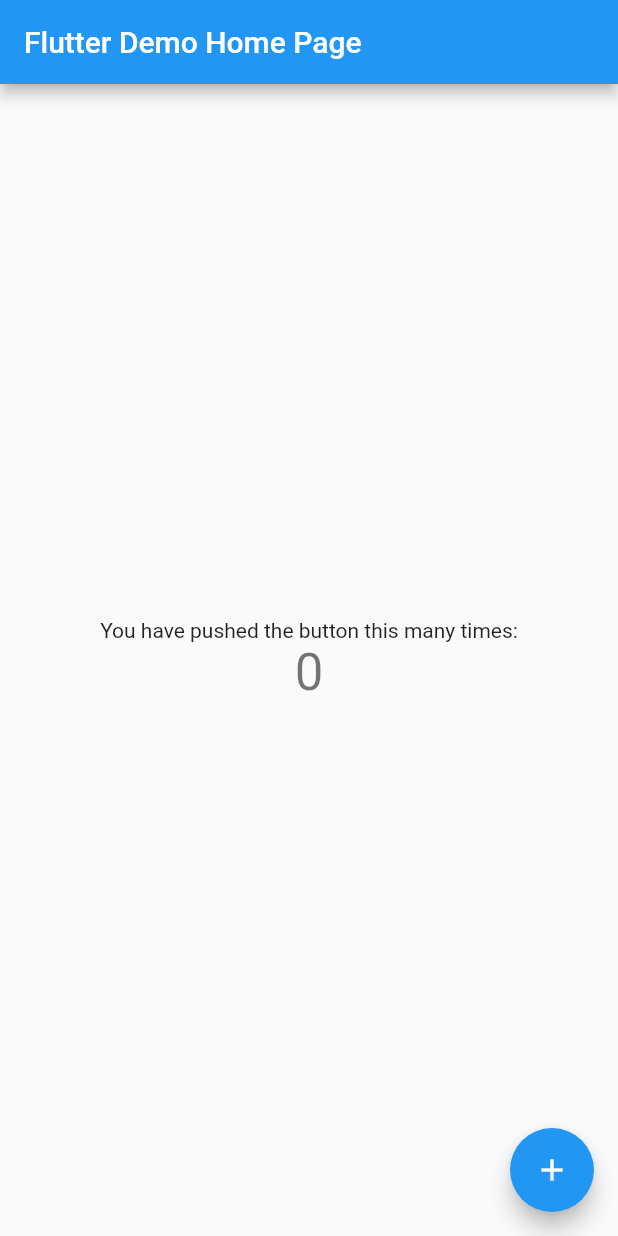
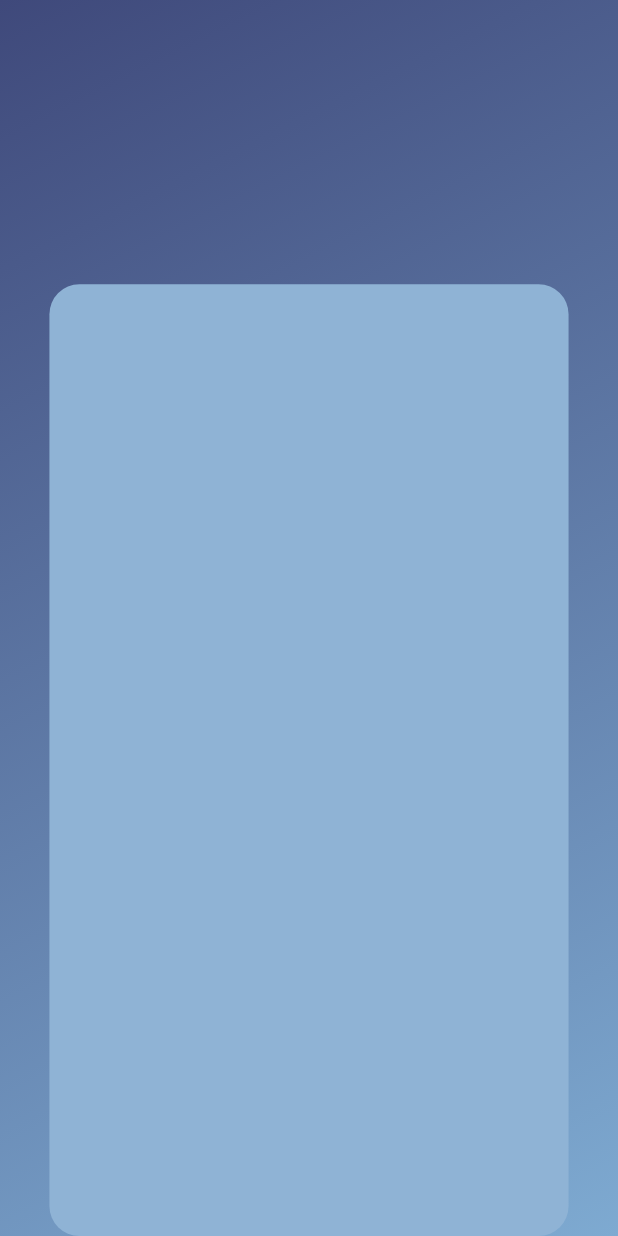
Before and after one commit to kyych/multi_learn, a Flutter app: the screen it shows after launch, on a phone screen of 412 x 824 dp. Run offline on Flutter 3.47's test engine with Material 2 defaults, Android fonts, the phone set to English and light mode, and no system bars; our stand-ins replace hexcolor.

Commit message:
Added basic skeleton of dashboard view. Background and container for 'Near people' added.

```diff
--- a/lib/main.dart
+++ b/lib/main.dart
@@ -1,117 +1,19 @@
 import 'package:flutter/material.dart';
+import 'package:flutter/services.dart';
+import 'package:multi_learn/screens/dashboard.dart';
 
-void main() {
-  runApp(MyApp());
-}
+void main() => runApp(MyApp());
 
 class MyApp extends StatelessWidget {
-  // This widget is the root of your application.
+
+
   @override
   Widget build(BuildContext context) {
+    SystemChrome.setEnabledSystemUIOverlays([]);
     return MaterialApp(
-      title: 'Flutter Demo',
-      theme: ThemeData(
-        // This is the theme of your application.
-        //
-        // Try running your application with "flutter run". You'll see the
-        // application has a blue toolbar. Then, without quitting the app, try
-        // changing the primarySwatch below to Colors.green and then invoke
-        // "hot reload" (press "r" in the console where you ran "flutter run",
-        // or simply save your changes to "hot reload" in a Flutter IDE).
-        // Notice that the counter didn't reset back to zero; the application
-        // is not restarted.
-        primarySwatch: Colors.blue,
-        // This makes the visual density adapt to the platform that you run
-        // the app on. For desktop platforms, the controls will be smaller and
-        // closer together (more dense) than on mobile platforms.
-        visualDensity: VisualDensity.adaptivePlatformDensity,
-      ),
-      home: MyHomePage(title: 'Flutter Demo Home Page'),
+      title: 'MultiLearn',
+      debugShowCheckedModeBanner: true,
+      home: Dashboard(),
     );
   }
 }
-
-class MyHomePage extends StatefulWidget {
-  MyHomePage({Key key, this.title}) : super(key: key);
-
-  // This widget is the home page of your application. It is stateful, meaning
-  // that it has a State object (defined below) that contains fields that affect
-  // how it looks.
-
-  // This class is the configuration for the state. It holds the values (in this
-  // case the title) provided by the parent (in this case the App widget) and
-  // used by the build method of the State. Fields in a Widget subclass are
-  // always marked "final".
-
-  final String title;
-
-  @override
-  _MyHomePageState createState() => _MyHomePageState();
-}
-
-class _MyHomePageState extends State<MyHomePage> {
-  int _counter = 0;
-
-  void _incrementCounter() {
-    setState(() {
-      // This call to setState tells the Flutter framework that something has
-      // changed in this State, which causes it to rerun the build method below
-      // so that the display can reflect the updated values. If we changed
-      // _counter without calling setState(), then the build method would not be
-      // called again, and so nothing would appear to happen.
-      _counter++;
-    });
-  }
-
-  @override
-  Widget build(BuildContext context) {
-    // This method is rerun every time setState is called, for instance as done
-    // by the _incrementCounter method above.
-    //
-    // The Flutter framework has been optimized to make rerunning build methods
-    // fast, so that you can just rebuild anything that needs updating rather
-    // than having to individually change instances of widgets.
-    return Scaffold(
-      appBar: AppBar(
-        // Here we take the value from the MyHomePage object that was created by
-        // the App.build method, and use it to set our appbar title.
-        title: Text(widget.title),
-      ),
-      body: Center(
-        // Center is a layout widget. It takes a single child and positions it
-        // in the middle of the parent.
-        child: Column(
-          // Column is also a layout widget. It takes a list of children and
-          // arranges them vertically. By default, it sizes itself to fit its
-          // children horizontally, and tries to be as tall as its parent.
-          //
-          // Invoke "debug painting" (press "p" in the console, choose the
-          // "Toggle Debug Paint" action from the Flutter Inspector in Android
-          // Studio, or the "Toggle Debug Paint" command in Visual Studio Code)
-          // to see the wireframe for each widget.
-          //
-          // Column has various properties to control how it sizes itself and
-          // how it positions its children. Here we use mainAxisAlignment to
-          // center the children vertically; the main axis here is the vertical
-          // axis because Columns are vertical (the cross axis would be
-          // horizontal).
-          mainAxisAlignment: MainAxisAlignment.center,
-          children: <Widget>[
-            Text(
-              'You have pushed the button this many times:',
-            ),
-            Text(
-              '$_counter',
-              style: Theme.of(context).textTheme.headline4,
-            ),
-          ],
-        ),
-      ),
-      floatingActionButton: FloatingActionButton(
-        onPressed: _incrementCounter,
-        tooltip: 'Increment',
-        child: Icon(Icons.add),
-      ), // This trailing comma makes auto-formatting nicer for build methods.
-    );
-  }
-}
--- /dev/null
+++ b/lib/screens/dashboard.dart
@@ -0,0 +1,45 @@
+import 'package:flutter/cupertino.dart';
+import 'package:flutter/material.dart';
+import 'package:hexcolor/hexcolor.dart';
+
+class Dashboard extends StatefulWidget{
+  @override
+  _DashboardState createState() => _DashboardState();
+}
+
+class _DashboardState extends State<Dashboard> {
+  @override
+  Widget build(BuildContext context) {
+    return Scaffold(
+      body:
+          Container(
+            decoration: new BoxDecoration(
+                gradient: new LinearGradient(
+                  begin: Alignment.topLeft,
+                  end: Alignment.bottomRight,
+                  colors: [
+                    HexColor("#3F497B"),
+                    HexColor("#7EAAD1")
+                  ],
+                )),
+          child: Column(
+            verticalDirection: VerticalDirection.up,
+            children: <Widget>[
+              Align(
+                alignment: Alignment.bottomCenter,
+                child: Container(
+                  decoration: BoxDecoration(
+                    color: HexColor("#8FB3D5"),
+                    borderRadius: BorderRadius.all(Radius.circular(20))
+                  ),
+                  height: (MediaQuery.of(context).size.height)*0.77,
+                  width: (MediaQuery.of(context).size.width)*0.84,
+                  // color: HexColor("#8FB3D5"),
+                ),
+              ),
+            ],
+          )
+          ),
+    );
+  }
+}
--- a/pubspec.yaml
+++ b/pubspec.yaml
@@ -23,6 +23,7 @@ environment:
 dependencies:
   flutter:
     sdk: flutter
+  hexcolor: ^1.0.6
 
 
   # The following adds the Cupertino Icons font to your application.
```
Also changed, not shown: pubspec.lock.
